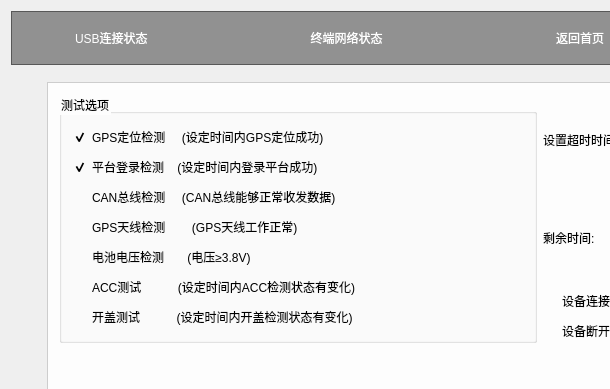
fangye945a/housekeeper_client, file housekeeperclient.ui: the form before one commit; both pictures show x 0 to 610 and y 0 to 389 of the 1080 by 607 pixel window.
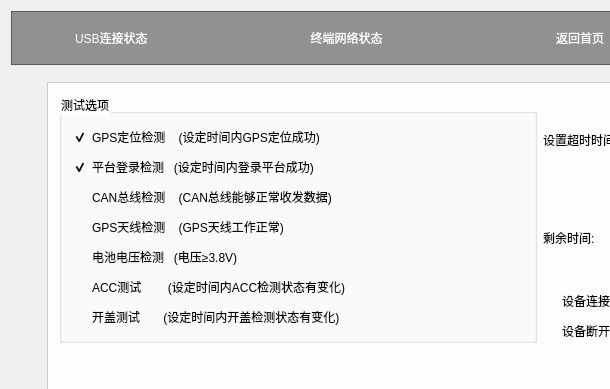
The form after the commit. The open tabs and pages were chosen to show the change. Icons and pictures are not drawn.

Commit message: 添加出厂测试图标

```diff
--- a/housekeeperclient.ui
+++ b/housekeeperclient.ui
@@ -1386,7 +1386,11 @@
                   <cursorShape>PointingHandCursor</cursorShape>
                  </property>
                  <property name="text">
-                  <string>GPS天线检测        (GPS天线工作正常)</string>
+                  <string>GPS天线检测    (GPS天线工作正常)</string>
+                 </property>
+                 <property name="icon">
+                  <iconset resource="resource.qrc">
+                   <normaloff>:/new/prefix1/pictures/天线.png</normaloff>:/new/prefix1/pictures/天线.png</iconset>
                  </property>
                 </widget>
                </item>
@@ -1396,7 +1400,11 @@
                   <cursorShape>PointingHandCursor</cursorShape>
                  </property>
                  <property name="text">
-                  <string>ACC测试           (设定时间内ACC检测状态有变化)</string>
+                  <string>ACC测试        (设定时间内ACC检测状态有变化)</string>
+                 </property>
+                 <property name="icon">
+                  <iconset resource="resource.qrc">
+                   <normaloff>:/new/prefix1/pictures/ACC点火.png</normaloff>:/new/prefix1/pictures/ACC点火.png</iconset>
                  </property>
                 </widget>
                </item>
@@ -1406,7 +1414,11 @@
                   <cursorShape>PointingHandCursor</cursorShape>
                  </property>
                  <property name="text">
-                  <string>开盖测试           (设定时间内开盖检测状态有变化)</string>
+                  <string>开盖测试       (设定时间内开盖检测状态有变化)</string>
+                 </property>
+                 <property name="icon">
+                  <iconset resource="resource.qrc">
+                   <normaloff>:/new/prefix1/pictures/开盖.png</normaloff>:/new/prefix1/pictures/开盖.png</iconset>
                  </property>
                 </widget>
                </item>
@@ -1416,7 +1428,7 @@
                   <cursorShape>PointingHandCursor</cursorShape>
                  </property>
                  <property name="text">
-                  <string>GPS定位检测     (设定时间内GPS定位成功)</string>
+                  <string>GPS定位检测    (设定时间内GPS定位成功)</string>
                  </property>
                  <property name="icon">
                   <iconset resource="resource.qrc">
@@ -1433,7 +1445,7 @@
                   <cursorShape>PointingHandCursor</cursorShape>
                  </property>
                  <property name="text">
-                  <string>平台登录检测    (设定时间内登录平台成功)</string>
+                  <string>平台登录检测   (设定时间内登录平台成功)</string>
                  </property>
                  <property name="icon">
                   <iconset resource="resource.qrc">
@@ -1450,7 +1462,7 @@
                   <cursorShape>PointingHandCursor</cursorShape>
                  </property>
                  <property name="text">
-                  <string>CAN总线检测     (CAN总线能够正常收发数据)</string>
+                  <string>CAN总线检测    (CAN总线能够正常收发数据)</string>
                  </property>
                  <property name="icon">
                   <iconset resource="resource.qrc">
@@ -1464,7 +1476,11 @@
                   <cursorShape>PointingHandCursor</cursorShape>
                  </property>
                  <property name="text">
-                  <string>电池电压检测       (电压≥3.8V)</string>
+                  <string>电池电压检测   (电压≥3.8V)</string>
+                 </property>
+                 <property name="icon">
+                  <iconset resource="resource.qrc">
+                   <normaloff>:/new/prefix1/pictures/电池.png</normaloff>:/new/prefix1/pictures/电池.png</iconset>
                  </property>
                 </widget>
                </item>
```
The commit also changes 6 other files.
